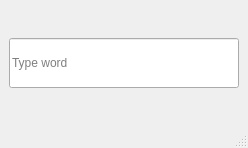
Above: add_word_window_1.ui from LeftFoot2/Remember-Words before the change. Below: the same form after it.
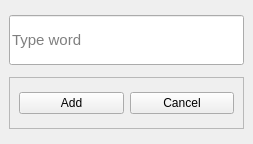
That is the form after the change.

Commit message: Added database, changed adding window to have buttons.

```diff
--- a/add_word_window_1.ui
+++ b/add_word_window_1.ui
@@ -6,8 +6,8 @@
    <rect>
     <x>0</x>
     <y>0</y>
-    <width>248</width>
-    <height>148</height>
+    <width>253</width>
+    <height>144</height>
    </rect>
   </property>
   <property name="windowTitle">
@@ -23,6 +23,11 @@
         <height>50</height>
        </size>
       </property>
+      <property name="font">
+       <font>
+        <pointsize>11</pointsize>
+       </font>
+      </property>
       <property name="text">
        <string/>
       </property>
@@ -31,9 +36,49 @@
       </property>
      </widget>
     </item>
+    <item>
+     <widget class="QFrame" name="frame">
+      <property name="minimumSize">
+       <size>
+        <width>231</width>
+        <height>52</height>
+       </size>
+      </property>
+      <property name="maximumSize">
+       <size>
+        <width>245</width>
+        <height>52</height>
+       </size>
+      </property>
+      <property name="layoutDirection">
+       <enum>Qt::LeftToRight</enum>
+      </property>
+      <property name="frameShape">
+       <enum>QFrame::StyledPanel</enum>
+      </property>
+      <property name="frameShadow">
+       <enum>QFrame::Raised</enum>
+      </property>
+      <layout class="QHBoxLayout" name="horizontalLayout">
+       <item>
+        <widget class="QPushButton" name="adding_pushButton">
+         <property name="text">
+          <string>Add</string>
+         </property>
+        </widget>
+       </item>
+       <item>
+        <widget class="QPushButton" name="cancel_add_pushButton">
+         <property name="text">
+          <string>Cancel</string>
+         </property>
+        </widget>
+       </item>
+      </layout>
+     </widget>
+    </item>
    </layout>
   </widget>
-  <widget class="QStatusBar" name="statusbar"/>
  </widget>
  <resources/>
  <connections/>
```
The commit also changes 4 other files.
